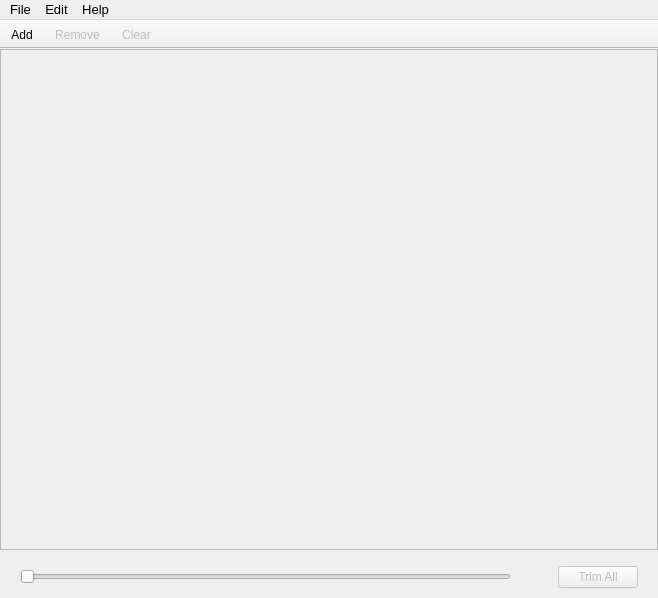
The window that mainwindow.ui (IvanNugiban/VideoTrimmer) describes before a commit, drawn with Qt 5.
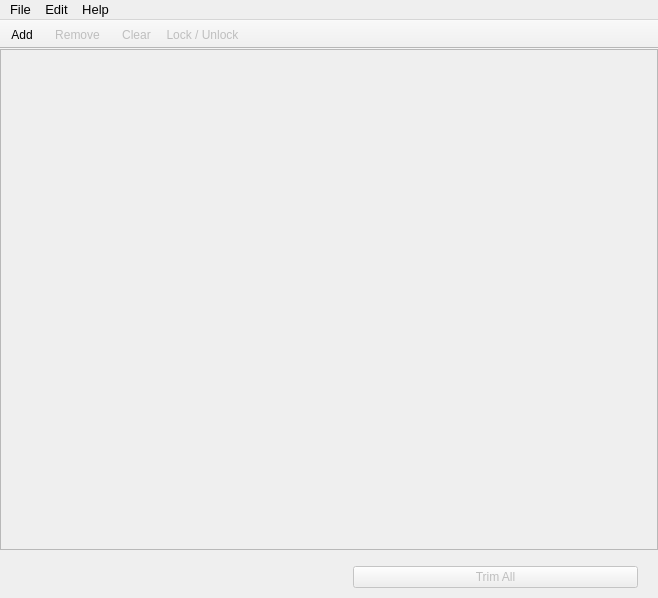
The same window after the commit. Icons and pictures are not drawn. Custom widgets are drawn as their Qt base class.

Commit message:
Created logic for main slider and added locking
Now main slider at the bottom of the page can manipulate all the sliders of FileItem. Also locking feature was added, so by clicking at lock icon file can be independent from main slider.

The edit to the form file:
```diff
--- a/mainwindow.ui
+++ b/mainwindow.ui
@@ -345,19 +345,10 @@
        <number>10</number>
       </property>
       <item>
-       <widget class="RangeSlider" name="horizontalSlider_2">
+       <widget class="CutControls" name="cut_controls" native="true">
         <property name="enabled">
          <bool>false</bool>
         </property>
-        <property name="sizePolicy">
-         <sizepolicy hsizetype="Expanding" vsizetype="Fixed">
-          <horstretch>0</horstretch>
-          <verstretch>0</verstretch>
-         </sizepolicy>
-        </property>
-        <property name="orientation">
-         <enum>Qt::Horizontal</enum>
-        </property>
        </widget>
       </item>
       <item>
@@ -490,6 +481,7 @@
     <bool>false</bool>
    </attribute>
    <addaction name="actionClear"/>
+   <addaction name="actionLock_Unlock"/>
   </widget>
   <action name="actionAdd">
    <property name="icon">
@@ -533,12 +525,25 @@
     <string>Clear</string>
    </property>
   </action>
+  <action name="actionLock_Unlock">
+   <property name="enabled">
+    <bool>false</bool>
+   </property>
+   <property name="icon">
+    <iconset resource="resources/res.qrc">
+     <normaloff>:/img/lock.png</normaloff>:/img/lock.png</iconset>
+   </property>
+   <property name="text">
+    <string>Lock / Unlock</string>
+   </property>
+  </action>
  </widget>
  <customwidgets>
   <customwidget>
-   <class>RangeSlider</class>
-   <extends>QSlider</extends>
-   <header>rangeslider.h</header>
+   <class>CutControls</class>
+   <extends>QWidget</extends>
+   <header>cutcontrols.h</header>
+   <container>1</container>
   </customwidget>
  </customwidgets>
  <resources>
```
Left out of the diff: 1 changed line with no effect on the pictures. The commit also changes 11 other files.
